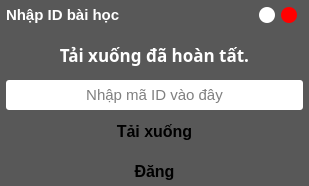
Before: the Qt Designer form UI_Files/connect.ui in hoangm960/Astraea, drawn with Qt 5.
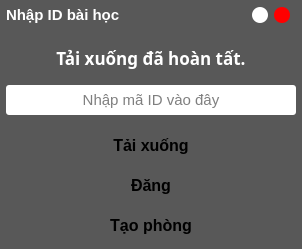
After: the same form once the commit is applied.

What changed in the file:
```diff
--- a/UI_Files/connect.ui
+++ b/UI_Files/connect.ui
@@ -6,8 +6,8 @@
    <rect>
     <x>0</x>
     <y>0</y>
-    <width>309</width>
-    <height>186</height>
+    <width>302</width>
+    <height>249</height>
    </rect>
   </property>
   <property name="minimumSize">
@@ -273,10 +273,10 @@
         <number>10</number>
        </property>
        <property name="topMargin">
-        <number>0</number>
+        <number>9</number>
        </property>
        <property name="bottomMargin">
-        <number>0</number>
+        <number>9</number>
        </property>
        <item>
         <widget class="QPushButton" name="download_btn">
@@ -364,6 +364,52 @@
          </property>
         </widget>
        </item>
+       <item>
+        <widget class="QPushButton" name="room_btn">
+         <property name="minimumSize">
+          <size>
+           <width>130</width>
+           <height>30</height>
+          </size>
+         </property>
+         <property name="maximumSize">
+          <size>
+           <width>16777215</width>
+           <height>16777215</height>
+          </size>
+         </property>
+         <property name="font">
+          <font>
+           <pointsize>12</pointsize>
+           <weight>75</weight>
+           <bold>true</bold>
+          </font>
+         </property>
+         <property name="styleSheet">
+          <string notr="true">QPushButton {
+	background-color: rgb(255, 255, 255);
+	border-radius: 10px;
+	color: rgb(0,0,0);
+}
+
+QPushButton:hover {
+	color: rgb(255, 255, 255);
+	background-color: rgba(0, 0, 0, 150);
+}
+
+QPushButton:pressed {
+	color: rgb(255, 255, 255);
+	background-color: rgb(0, 0, 0);
+}r</string>
+         </property>
+         <property name="locale">
+          <locale language="Vietnamese" country="Vietnam"/>
+         </property>
+         <property name="text">
+          <string>Tạo phòng</string>
+         </property>
+        </widget>
+       </item>
       </layout>
      </widget>
     </item>
```
